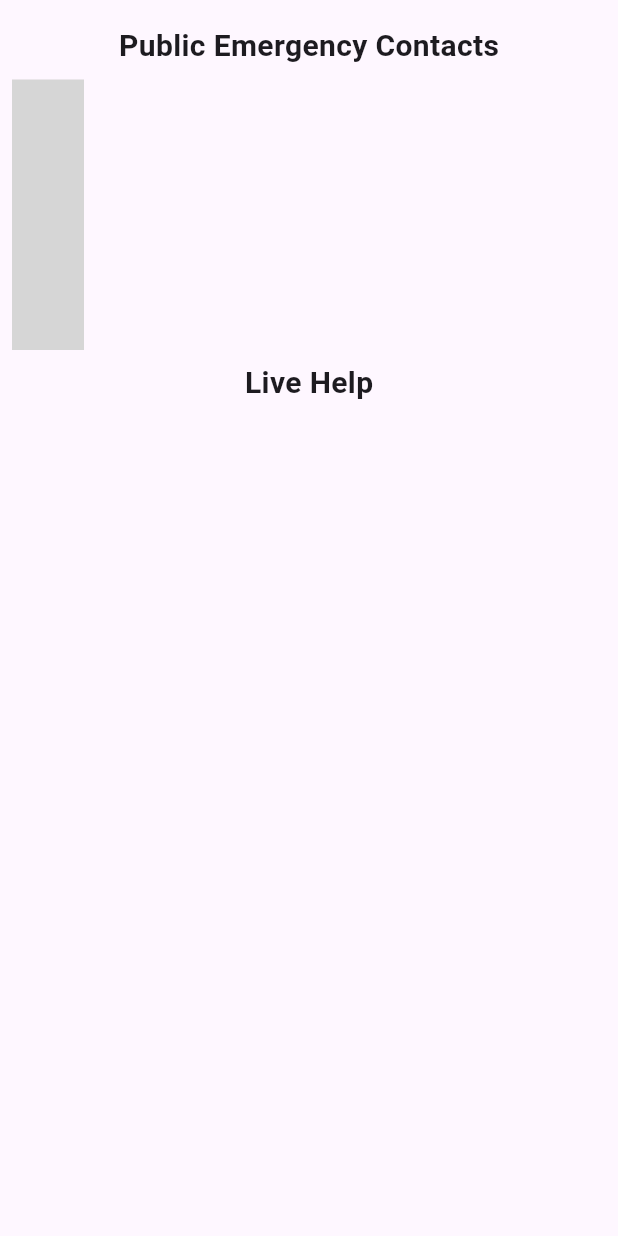
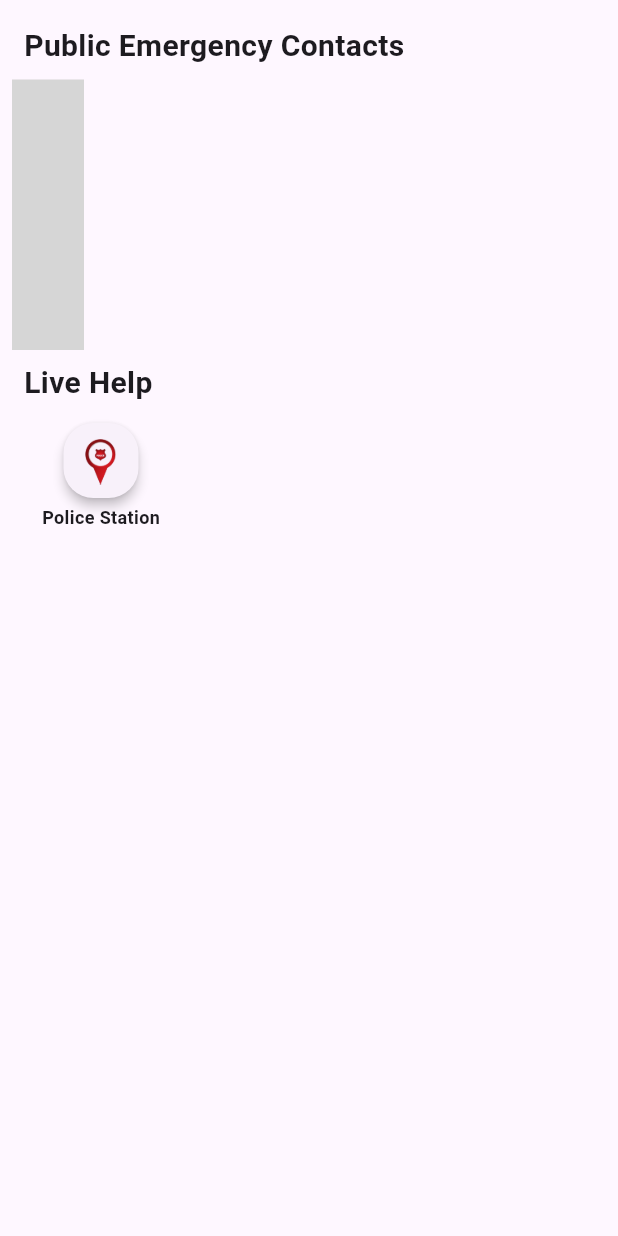
Before and after one commit to HinguralaWijesingha/Final_Project, a Flutter app: the HomePage screen opened directly, on a phone screen of 412 x 824 dp. Run offline on Flutter 3.47's test engine with Material 3 defaults, Android fonts, the phone set to English and light mode, and no system bars; our stand-ins replace contacts_service, firebase_auth, firebase_core, fluttertoast, google_nav_bar, permission_handler and 3 more; missing offline and left inert: flutter_phone_direct_caller; accounts and stored records are empty; statements that could not run were skipped; grey boxes are pictures that could not be loaded.

Commit message:
create police station file and add new image

```diff
--- a/lib/pages/home_page.dart
+++ b/lib/pages/home_page.dart
@@ -19,6 +19,7 @@ class _HomePageState extends State<HomePage> {
         child: Padding(
           padding: EdgeInsets.all(8.0),
           child: Column(
+            crossAxisAlignment: CrossAxisAlignment.start,
             children: [
               Padding(
                 padding: EdgeInsets.all(8.0),
--- a/lib/pages/widgets/live/police_station.dart
+++ b/lib/pages/widgets/live/police_station.dart
@@ -1,10 +1,39 @@
 import 'package:flutter/material.dart';
+import 'package:flutter/widgets.dart';
 
 class PoliceStation extends StatelessWidget {
   const PoliceStation({Key? key}) : super(key: key);
 
   @override
   Widget build(BuildContext context) {
-    return Container();
+    return  Padding(
+      padding: const EdgeInsets.only(left: 20),
+      child: Column(
+        children: [
+          Card(
+            elevation: 3,
+            shape: RoundedRectangleBorder(
+              borderRadius: BorderRadius.all(Radius.circular(20)),
+            ),
+            child: Container(
+              height: 50,
+              width: 50,
+              child: Center(
+                child: Image.asset('assets/ps.png',
+                  height: 32,
+                ),
+              ),
+            ),
+          ),
+          Text(
+            "Police Station",
+            style: TextStyle(
+              fontWeight: FontWeight.bold,
+              fontSize: 12,
+            )
+            ),
+      ],
+      ),
+    );
   }
 }
```
Also changed, not shown: assets/ps.png (added).
